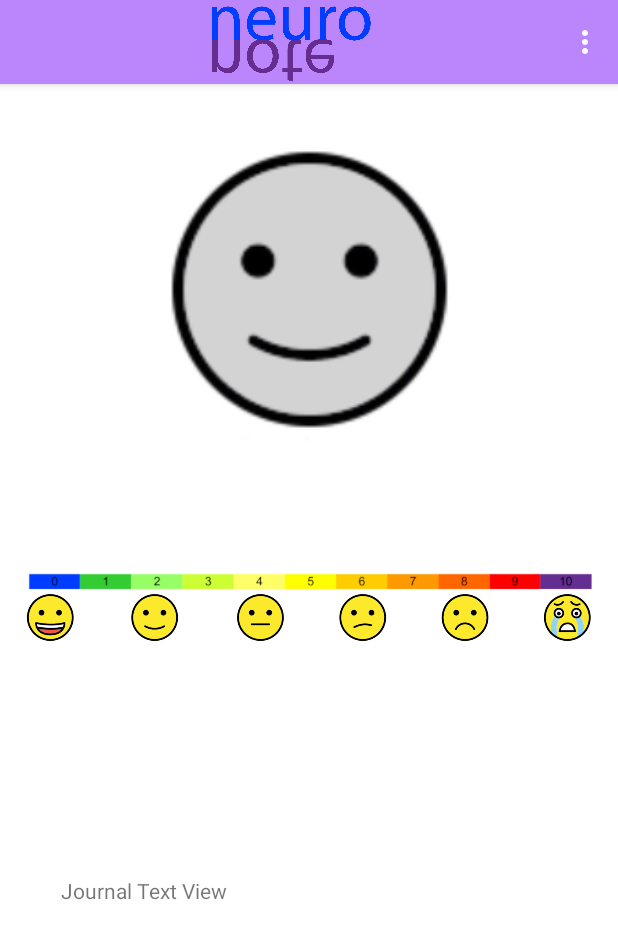
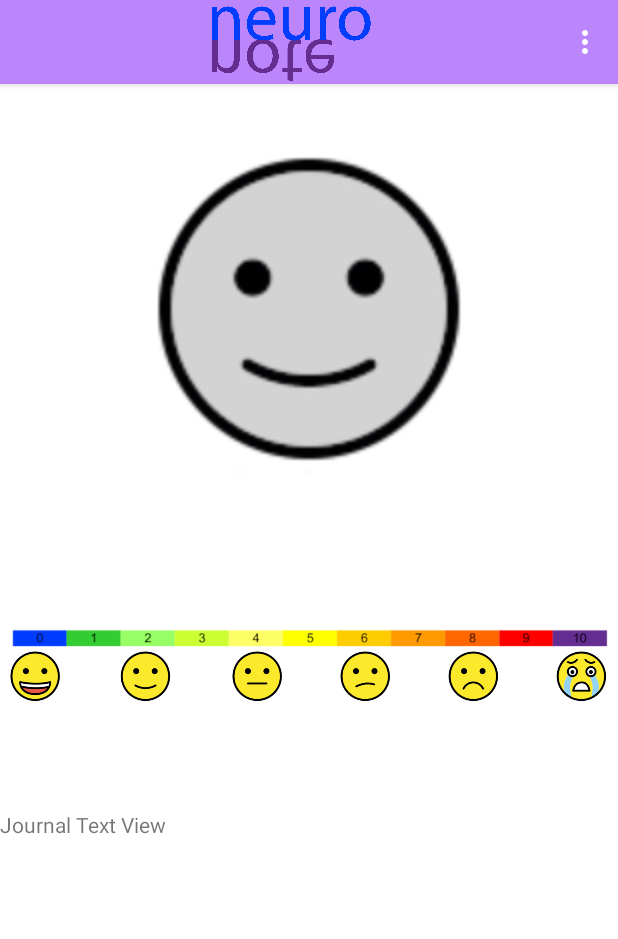
Before and after one commit to robbins-ray/neuronote, an Android app: the screen it shows after launch (MainActivity), on a phone screen of 412 x 824 dp. Shown: the top 939 px of the screen. Run offline under Robolectric (Android 15) with nearby library versions, the phone set to English and light mode, and no system bars; our stand-ins replace navigation-ui.

Commit message:
Some Changes

```diff
--- a/neuronote/app/src/main/java/app/neuronote/HomeScreen.java
+++ b/neuronote/app/src/main/java/app/neuronote/HomeScreen.java
@@ -1,57 +1,56 @@
 package app.neuronote;
 
-import static android.content.Intent.getIntent;
-import static android.content.Intent.parseIntent;
-
-import android.content.Intent;
+import android.annotation.SuppressLint;
 import android.os.Bundle;
 import android.view.LayoutInflater;
 import android.view.View;
 import android.view.ViewGroup;
+import android.widget.Button;
 import android.widget.ImageButton;
+import android.widget.ImageView;
+import android.view.*;
 
 import androidx.annotation.NonNull;
+import androidx.annotation.Nullable;
+import androidx.core.widget.ImageViewCompat;
 import androidx.fragment.app.Fragment;
-import androidx.fragment.app.FragmentActivity;
-import androidx.fragment.app.FragmentContainerView;
-import androidx.fragment.app.FragmentTransaction;
 import androidx.navigation.fragment.NavHostFragment;
 
-import java.net.URISyntaxException;
+import java.util.Objects;
 
 import app.neuronote.databinding.FragmentHomeBinding;
 
 public class HomeScreen extends Fragment {
 
-    private FragmentHomeBinding binding;
+    private FragmentHomeBinding fhbinding;
+    private ImageView emoji;
 
+    @Nullable
     @Override
-    public View onCreateView(
-            LayoutInflater inflater, ViewGroup container,
-            Bundle savedInstanceState
-    ) {
+    public View onCreateView(@NonNull LayoutInflater inflater, @Nullable ViewGroup container, @Nullable Bundle savedInstanceState) {
 
-        binding = FragmentHomeBinding.inflate(inflater, container, false);
-        return binding.getRoot();
+        fhbinding = FragmentHomeBinding.inflate(inflater, container, false);
+        return fhbinding.getRoot();
 
     }
 
     public void onViewCreated(@NonNull View view, Bundle savedInstanceState) {
+
         super.onViewCreated(view, savedInstanceState);
 
-        binding.getRoot().setOnClickListener(new View.OnClickListener() {
+        fhbinding.getRoot().setOnClickListener(new View.OnClickListener() {
             @Override
-            public void onClick(View v) {
-                NavHostFragment.findNavController(HomeScreen.this)
-                        .navigate(R.id.action_Home_to_emojiSelector);
+            public void onClick(View view) {
+                NavHostFragment.findNavController(HomeScreen.this).navigate(R.id.action_Home_to_emojiSelector);
             }
+
         });
     }
 
     @Override
     public void onDestroyView() {
         super.onDestroyView();
-        binding = null;
+        fhbinding = null;
     }
 
 }
--- a/neuronote/app/src/main/java/app/neuronote/MainActivity.java
+++ b/neuronote/app/src/main/java/app/neuronote/MainActivity.java
@@ -17,16 +17,16 @@ import android.view.MenuItem;
 public class MainActivity extends AppCompatActivity {
 
     private AppBarConfiguration appBarConfiguration;
-    private ActivityMainBinding binding;
+    private ActivityMainBinding ambinding;
 
     @Override
     protected void onCreate(Bundle savedInstanceState) {
         super.onCreate(savedInstanceState);
 
-        binding = ActivityMainBinding.inflate(getLayoutInflater());
-        setContentView(binding.getRoot());
+        ambinding = ActivityMainBinding.inflate(getLayoutInflater());
+        setContentView(ambinding.getRoot());
 
-        setSupportActionBar(binding.toolbar);
+        setSupportActionBar(ambinding.toolbar);
 
         NavController navController = Navigation.findNavController(this, R.id.nav_host_fragment_content_main);
         appBarConfiguration = new AppBarConfiguration.Builder(navController.getGraph()).build();
--- a/neuronote/app/src/main/res/layout/fragment_home.xml
+++ b/neuronote/app/src/main/res/layout/fragment_home.xml
@@ -9,37 +9,37 @@
 
     <ImageView
         android:id="@+id/button_emoji"
-        android:layout_width="318dp"
-        android:layout_height="274dp"
+        android:layout_width="300dp"
+        android:layout_height="300dp"
         android:clickable="true"
         android:contentDescription="@android:string/autofill"
-        android:drawingCacheQuality="high"
-        android:onClick="@string/fragment_emoji_selector"
+        android:drawingCacheQuality="auto"
         app:layout_constraintEnd_toEndOf="parent"
         app:layout_constraintStart_toStartOf="parent"
         app:layout_constraintTop_toTopOf="parent"
-        app:srcCompat="@drawable/default_emoji" />
+        app:srcCompat="@drawable/default_emoji"
+        android:focusable="true"/>
 
     <ImageView
         android:id="@+id/painPlane"
-        android:layout_width="390dp"
-        android:layout_height="158dp"
+        android:layout_width="0dp"
+        android:layout_height="120dp"
+        android:layout_marginTop="32dp"
         android:contentDescription="@string/pain_plane_drawable"
         android:src="@drawable/pain_plane___scale_only"
         app:layout_constraintEnd_toEndOf="parent"
+        app:layout_constraintHorizontal_bias="1.0"
         app:layout_constraintStart_toStartOf="parent"
         app:layout_constraintTop_toBottomOf="@+id/button_emoji" />
 
     <TextView
         android:id="@+id/textView"
-        android:layout_width="330dp"
-        android:layout_height="168dp"
-        android:layout_marginTop="52dp"
-        android:layout_marginBottom="28dp"
+        android:layout_width="0dp"
+        android:layout_height="271dp"
+        android:layout_marginTop="32dp"
         android:text="@string/JournalTV"
-        app:layout_constraintBottom_toBottomOf="parent"
         app:layout_constraintEnd_toEndOf="parent"
-        app:layout_constraintHorizontal_bias="0.493"
+        app:layout_constraintHorizontal_bias="0.0"
         app:layout_constraintStart_toStartOf="parent"
         app:layout_constraintTop_toBottomOf="@+id/painPlane" />
 </androidx.constraintlayout.widget.ConstraintLayout>
```
